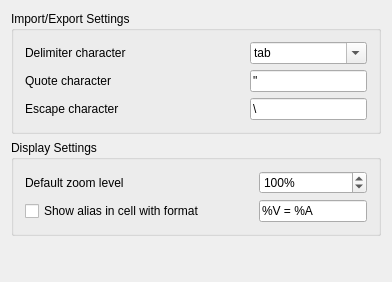
Before: the Qt Designer form src/Mod/Spreadsheet/Gui/DlgSettings.ui in DrBenson/FreeCAD, drawn with Qt 5.
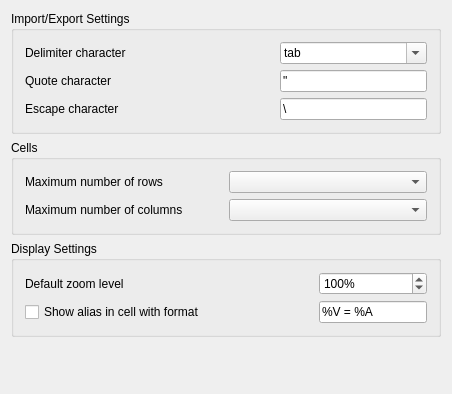
After: the same form once the commit is applied. Custom widgets are drawn as their Qt base class.

Patch:
```diff
--- a/src/Mod/Spreadsheet/Gui/DlgSettings.ui
+++ b/src/Mod/Spreadsheet/Gui/DlgSettings.ui
@@ -6,8 +6,8 @@
    <rect>
     <x>0</x>
     <y>0</y>
-    <width>392</width>
-    <height>282</height>
+    <width>452</width>
+    <height>394</height>
    </rect>
   </property>
   <property name="sizePolicy">
@@ -19,100 +19,7 @@
   <property name="windowTitle">
    <string>Spreadsheet</string>
   </property>
-  <layout class="QGridLayout" name="gridLayout_2">
-   <item row="1" column="0">
-    <widget class="QGroupBox" name="groupBox1">
-     <property name="title">
-      <string>Display Settings</string>
-     </property>
-     <layout class="QGridLayout" name="gridLayout_3">
-      <item row="1" column="0">
-       <widget class="Gui::PrefCheckBox" name="checkBoxShowAlias">
-        <property name="toolTip">
-         <string>Uses the custom presentation to display cell string</string>
-        </property>
-        <property name="text">
-         <string>Show alias in cell with format</string>
-        </property>
-        <property name="prefEntry" stdset="0">
-         <cstring>showAliasName</cstring>
-        </property>
-        <property name="prefPath" stdset="0">
-         <cstring>Mod/Spreadsheet</cstring>
-        </property>
-       </widget>
-      </item>
-      <item row="0" column="2">
-       <widget class="Gui::PrefSpinBox" name="dZLSpinBox">
-        <property name="toolTip">
-         <string>Defines a default zoom level for table view from 60% to 160%</string>
-        </property>
-        <property name="suffix">
-         <string>%</string>
-        </property>
-        <property name="minimum">
-         <number>60</number>
-        </property>
-        <property name="maximum">
-         <number>160</number>
-        </property>
-        <property name="singleStep">
-         <number>10</number>
-        </property>
-        <property name="value">
-         <number>100</number>
-        </property>
-        <property name="prefEntry" stdset="0">
-         <cstring>DefaultZoomLevel</cstring>
-        </property>
-        <property name="prefPath" stdset="0">
-         <cstring>Mod/Spreadsheet</cstring>
-        </property>
-       </widget>
-      </item>
-      <item row="0" column="0">
-       <widget class="QLabel" name="dZLLabel">
-        <property name="text">
-         <string>Default zoom level</string>
-        </property>
-       </widget>
-      </item>
-      <item row="1" column="2">
-       <widget class="Gui::PrefLineEdit" name="formatString">
-        <property name="toolTip">
-         <string>The format of the custom cell string presentation.
-Defaults to: %V = %A
-
-%A - alias name
-%V - cell value</string>
-        </property>
-        <property name="text">
-         <string notr="true">%V = %A</string>
-        </property>
-        <property name="prefEntry" stdset="0">
-         <cstring>DisplayAliasFormatString</cstring>
-        </property>
-        <property name="prefPath" stdset="0">
-         <cstring>Mod/Spreadsheet</cstring>
-        </property>
-       </widget>
-      </item>
-      <item row="1" column="1">
-       <spacer name="horizontalSpacer1">
-        <property name="orientation">
-         <enum>Qt::Horizontal</enum>
-        </property>
-        <property name="sizeHint" stdset="0">
-         <size>
-          <width>40</width>
-          <height>20</height>
-         </size>
-        </property>
-       </spacer>
-      </item>
-     </layout>
-    </widget>
-   </item>
+  <layout class="QGridLayout" name="gridLayout_4">
    <item row="0" column="0">
     <widget class="QGroupBox" name="groupBox">
      <property name="title">
@@ -243,7 +150,129 @@
      </layout>
     </widget>
    </item>
+   <item row="1" column="0">
+    <widget class="QGroupBox" name="groupBox_2">
+     <property name="title">
+      <string>Cells</string>
+     </property>
+     <layout class="QGridLayout" name="gridLayout_2">
+      <item row="1" column="1">
+       <widget class="QComboBox" name="comboBoxColumns"/>
+      </item>
+      <item row="1" column="0">
+       <widget class="QLabel" name="label_2">
+        <property name="text">
+         <string>Maximum number of columns</string>
+        </property>
+       </widget>
+      </item>
+      <item row="0" column="1">
+       <widget class="QComboBox" name="comboBoxRows"/>
+      </item>
+      <item row="0" column="0">
+       <widget class="QLabel" name="label">
+        <property name="text">
+         <string>Maximum number of rows</string>
+        </property>
+       </widget>
+      </item>
+     </layout>
+    </widget>
+   </item>
    <item row="2" column="0">
+    <widget class="QGroupBox" name="groupBox1">
+     <property name="title">
+      <string>Display Settings</string>
+     </property>
+     <layout class="QGridLayout" name="gridLayout_3">
+      <item row="1" column="0">
+       <widget class="Gui::PrefCheckBox" name="checkBoxShowAlias">
+        <property name="toolTip">
+         <string>Displays the cell alias using the custom format.</string>
+        </property>
+        <property name="text">
+         <string>Show alias in cell with format</string>
+        </property>
+        <property name="prefEntry" stdset="0">
+         <cstring>showAliasName</cstring>
+        </property>
+        <property name="prefPath" stdset="0">
+         <cstring>Mod/Spreadsheet</cstring>
+        </property>
+       </widget>
+      </item>
+      <item row="0" column="2">
+       <widget class="Gui::PrefSpinBox" name="dZLSpinBox">
+        <property name="toolTip">
+         <string>Sets the table view zoom level from 60% to 160%.</string>
+        </property>
+        <property name="suffix">
+         <string>%</string>
+        </property>
+        <property name="minimum">
+         <number>60</number>
+        </property>
+        <property name="maximum">
+         <number>160</number>
+        </property>
+        <property name="singleStep">
+         <number>10</number>
+        </property>
+        <property name="value">
+         <number>100</number>
+        </property>
+        <property name="prefEntry" stdset="0">
+         <cstring>DefaultZoomLevel</cstring>
+        </property>
+        <property name="prefPath" stdset="0">
+         <cstring>Mod/Spreadsheet</cstring>
+        </property>
+       </widget>
+      </item>
+      <item row="0" column="0">
+       <widget class="QLabel" name="dZLLabel">
+        <property name="text">
+         <string>Default zoom level</string>
+        </property>
+       </widget>
+      </item>
+      <item row="1" column="2">
+       <widget class="Gui::PrefLineEdit" name="formatString">
+        <property name="toolTip">
+         <string>The format of the custom cell string presentation.
+Defaults to: %V = %A
+
+%A - alias name
+%V - cell value</string>
+        </property>
+        <property name="text">
+         <string notr="true">%V = %A</string>
+        </property>
+        <property name="prefEntry" stdset="0">
+         <cstring>DisplayAliasFormatString</cstring>
+        </property>
+        <property name="prefPath" stdset="0">
+         <cstring>Mod/Spreadsheet</cstring>
+        </property>
+       </widget>
+      </item>
+      <item row="1" column="1">
+       <spacer name="horizontalSpacer1">
+        <property name="orientation">
+         <enum>Qt::Horizontal</enum>
+        </property>
+        <property name="sizeHint" stdset="0">
+         <size>
+          <width>40</width>
+          <height>20</height>
+         </size>
+        </property>
+       </spacer>
+      </item>
+     </layout>
+    </widget>
+   </item>
+   <item row="3" column="0">
     <spacer name="verticalSpacer">
      <property name="orientation">
       <enum>Qt::Vertical</enum>
@@ -260,6 +289,11 @@
  </widget>
  <layoutdefault spacing="6" margin="11"/>
  <customwidgets>
+  <customwidget>
+   <class>Gui::PrefSpinBox</class>
+   <extends>QSpinBox</extends>
+   <header>Gui/PrefWidgets.h</header>
+  </customwidget>
   <customwidget>
    <class>Gui::PrefCheckBox</class>
    <extends>QCheckBox</extends>
@@ -270,11 +304,6 @@
    <extends>QComboBox</extends>
    <header>Gui/PrefWidgets.h</header>
   </customwidget>
-  <customwidget>
-   <class>Gui::PrefSpinBox</class>
-   <extends>QSpinBox</extends>
-   <header>Gui/PrefWidgets.h</header>
-  </customwidget>
   <customwidget>
    <class>Gui::PrefLineEdit</class>
    <extends>QLineEdit</extends>
```
Left out of the diff: 2 changed lines with no effect on the pictures.
